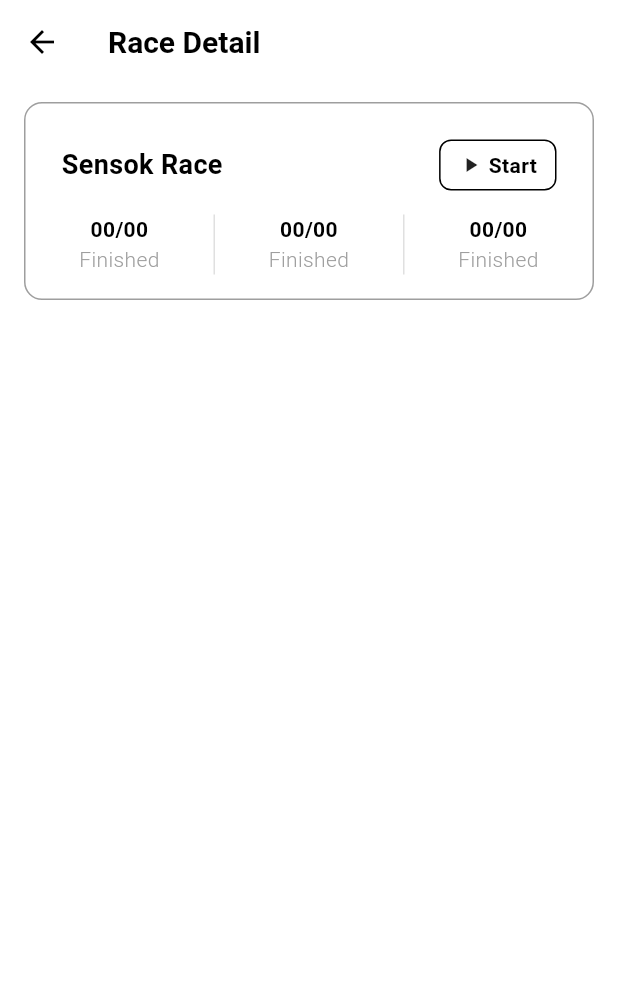
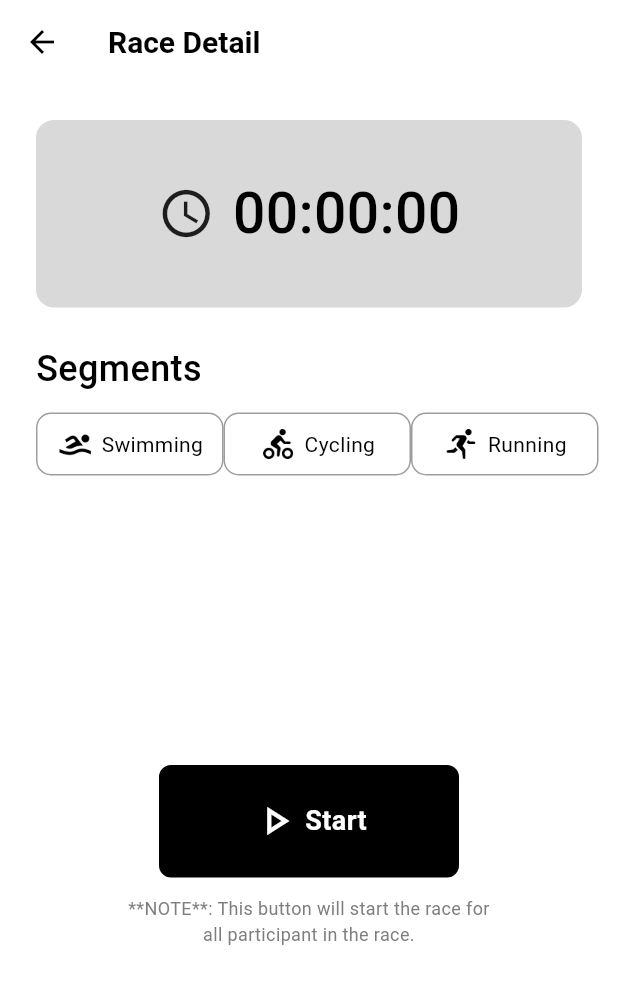
Before and after one commit to chimlimhao/Race-Tracker, a Flutter app: the RaceDetailScreen screen opened directly, on a phone screen of 412 x 824 dp. Shown: the top 984 px of the screen. Run offline on Flutter 3.47's test engine with Material 3 defaults, Android fonts, the phone set to English and light mode, and no system bars.

Commit message:
RT-003: Update the project structure and race detail screen UI.

```diff
--- a/lib/main.dart
+++ b/lib/main.dart
@@ -1,5 +1,5 @@
 import 'package:flutter/material.dart';
-import 'package:race_tracker/ui/screens/nav_container.dart';
+import 'package:race_tracker/ui/screens/widgets/nav_container.dart';
 
 void main() {
   runApp(const MyApp());
--- /dev/null
+++ b/lib/ui/screens/race-manager/race_detail_screen.dart
@@ -0,0 +1,62 @@
+import 'package:flutter/material.dart';
+import 'package:race_tracker/ui/screens/time-tracker/race_tracking_screen.dart';
+import 'package:race_tracker/ui/screens/widgets/buttons/race_button.dart';
+import 'package:race_tracker/ui/screens/widgets/cards/race_segments.dart';
+import 'package:race_tracker/ui/screens/widgets/cards/race_detail_card.dart';
+
+class RaceDetailScreen extends StatelessWidget {
+  const RaceDetailScreen({super.key});
+
+  @override
+  Widget build(BuildContext context) {
+    void onSegmentTap() {
+      Navigator.push(
+        context,
+        MaterialPageRoute(builder: (context) => RaceTrackingScreen()),
+      );
+    }
+
+    return Scaffold(
+      appBar: AppBar(title: Text('Race Detail')),
+      body: Column(
+        children: [
+          RaceDetailCard(),
+          RaceSegments(onTap: onSegmentTap),
+          Expanded(
+            child: Column(
+              mainAxisAlignment: MainAxisAlignment.center,
+              children: [
+                RaceButton(
+                  onPressed: () {
+                    Navigator.push(
+                      context,
+                      MaterialPageRoute(
+                        builder: (context) => RaceTrackingScreen(),
+                      ),
+                    );
+                  },
+                  type: ButtonType.start,
+                  bgcolor: Colors.black,
+                  textColor: Colors.white,
+                  width: 200,
+                  height: 75,
+                  fontSize: 18,
+                  iconSize: 32,
+                ),
+                SizedBox(height: 12),
+                SizedBox(
+                  width: 250,
+                  child: Text(
+                    "**NOTE**: This button will start the race for all participant in the race.",
+                    style: TextStyle(fontSize: 12, color: Color(0xFF7e7e7e)),
+                    textAlign: TextAlign.center,
+                  ),
+                ),
+              ],
+            ),
+          ),
+        ],
+      ),
+    );
+  }
+}
--- a/lib/ui/screens/race_screen.dart
+++ b/lib/ui/screens/race-manager/race_screen.dart
@@ -1,5 +1,5 @@
 import 'package:flutter/material.dart';
-import 'package:race_tracker/ui/screens/race_form_screen.dart';
+import 'package:race_tracker/ui/screens/race-manager/race_form_screen.dart';
 import 'package:race_tracker/ui/screens/widgets/buttons/race_search.dart';
 import 'package:race_tracker/ui/screens/widgets/cards/race_card.dart';
 
--- a/lib/ui/screens/race_detail_screen.dart
+++ /dev/null
@@ -1,14 +0,0 @@
-import 'package:flutter/material.dart';
-import 'package:race_tracker/ui/screens/widgets/cards/race_detail_card.dart';
-
-class RaceDetailScreen extends StatelessWidget {
-  const RaceDetailScreen({super.key});
-
-  @override
-  Widget build(BuildContext context) {
-    return Scaffold(
-      appBar: AppBar(title: Text('Race Detail')),
-      body: RaceDetailCard(),
-    );
-  }
-}
--- a/lib/ui/screens/widgets/buttons/race_button.dart
+++ b/lib/ui/screens/widgets/buttons/race_button.dart
@@ -5,8 +5,25 @@ enum ButtonType { start, stop, add }
 class RaceButton extends StatelessWidget {
   final ButtonType type;
   final VoidCallback? onPressed;
-
-  const RaceButton({super.key, this.type = ButtonType.start, this.onPressed});
+  final Color? bgcolor;
+  final Color? textColor;
+  final Color? borderColor;
+  final double? width;
+  final double? height;
+  final double? fontSize;
+  final double? iconSize;
+  const RaceButton({
+    super.key,
+    this.type = ButtonType.start,
+    this.onPressed,
+    this.bgcolor,
+    this.textColor,
+    this.borderColor,
+    this.width,
+    this.height,
+    this.fontSize,
+    this.iconSize,
+  });
 
   // Get button text based on type
   String _getButtonText() {
@@ -24,34 +41,52 @@ class RaceButton extends StatelessWidget {
   IconData _getButtonIcon() {
     switch (type) {
       case ButtonType.start:
-        return Icons.play_arrow;
+        return Icons.play_arrow_outlined;
       case ButtonType.stop:
-        return Icons.stop;
+        return Icons.stop_outlined;
       case ButtonType.add:
-        return Icons.add;
+        return Icons.add_outlined;
     }
   }
 
   @override
   Widget build(BuildContext context) {
-    return InkWell(
+    return Center(
+      child: SizedBox(
+        width: width,
+        height: height,
+        child: InkWell(
           onTap: onPressed,
           child: Container(
+            width: width,
+            height: height,
             padding: EdgeInsets.symmetric(horizontal: 12, vertical: 6),
             decoration: BoxDecoration(
-          border: Border.all(),
+              color: bgcolor ?? Colors.white,
+              border: Border.all(color: borderColor ?? Colors.black),
               borderRadius: BorderRadius.circular(8),
             ),
             child: Row(
               mainAxisSize: MainAxisSize.min,
+              mainAxisAlignment: MainAxisAlignment.center,
               children: [
-            Icon(_getButtonIcon(), size: 16),
+                Icon(
+                  _getButtonIcon(),
+                  size: iconSize ?? 16,
+                  color: textColor ?? Colors.black,
+                ),
                 SizedBox(width: 4),
                 Text(
                   _getButtonText(),
-              style: TextStyle(fontWeight: FontWeight.bold),
+                  style: TextStyle(
+                    fontWeight: FontWeight.bold,
+                    color: textColor ?? Colors.black,
+                    fontSize: fontSize ?? 16,
+                  ),
                 ),
               ],
+            ),
+          ),
         ),
       ),
     );
--- a/lib/ui/screens/widgets/buttons/race_search.dart
+++ b/lib/ui/screens/widgets/buttons/race_search.dart
@@ -22,7 +22,7 @@ class _RaceSearchState extends State<RaceSearch> {
       padding: const EdgeInsets.symmetric(horizontal: 16.0, vertical: 8.0),
       child: Container(
         decoration: BoxDecoration(
-          color: Colors.grey[300],
+          color: Colors.grey[100],
           borderRadius: BorderRadius.circular(12),
         ),
         child: TextField(
--- a/lib/ui/screens/widgets/cards/race_card.dart
+++ b/lib/ui/screens/widgets/cards/race_card.dart
@@ -1,5 +1,5 @@
 import 'package:flutter/material.dart';
-import 'package:race_tracker/ui/screens/race_detail_screen.dart';
+import 'package:race_tracker/ui/screens/race-manager/race_detail_screen.dart';
 import 'package:race_tracker/ui/utils/segment_chip.dart';
 import 'package:race_tracker/ui/utils/status_chip.dart';
 
--- a/lib/ui/screens/widgets/cards/race_detail_card.dart
+++ b/lib/ui/screens/widgets/cards/race_detail_card.dart
@@ -1,5 +1,4 @@
 import 'package:flutter/material.dart';
-import 'package:race_tracker/ui/screens/widgets/buttons/race_button.dart';
 
 class RaceDetailCard extends StatefulWidget {
   const RaceDetailCard({super.key});
@@ -12,99 +11,27 @@ class _RaceDetailCardState extends State<RaceDetailCard> {
   @override
   Widget build(BuildContext context) {
     return Container(
-      margin: EdgeInsets.symmetric(horizontal: 16, vertical: 12),
-      padding: EdgeInsets.symmetric(vertical: 16),
+      margin: EdgeInsets.all(24),
+      padding: EdgeInsets.all(16),
+      width: double.infinity,
+      height: 125,
       decoration: BoxDecoration(
-        border: Border.all(color: Colors.grey),
+        color: Color(0xFFD9D9D9),
+        border: Border.all(color: Colors.transparent),
         borderRadius: BorderRadius.circular(12),
       ),
-      width: double.infinity,
-      child: Column(
-        mainAxisSize: MainAxisSize.min,
-        children: [
-          Container(
-            margin: EdgeInsets.symmetric(horizontal: 24),
-            padding: EdgeInsets.symmetric(vertical: 8),
-            child: Row(
-              mainAxisAlignment: MainAxisAlignment.spaceBetween,
-              children: [
-                Text(
-                  'Sensok Race',
-                  style: TextStyle(fontWeight: FontWeight.bold, fontSize: 18),
-                ),
-                RaceButton(type: ButtonType.start, onPressed: () {}),
-              ],
+      child: Center(
+        child: Row(
+          mainAxisAlignment: MainAxisAlignment.center,
+          children: [
+            Icon(Icons.access_time_outlined, size: 38),
+            SizedBox(width: 12),
+            Text(
+              '00:00:00',
+              style: TextStyle(fontSize: 38, fontWeight: FontWeight.w500),
             ),
-          ),
-          SizedBox(height: 8),
-          Row(
-            mainAxisAlignment: MainAxisAlignment.spaceEvenly,
-            children: [
-              Expanded(
-                child: Column(
-                  mainAxisSize: MainAxisSize.min,
-                  children: [
-                    Text(
-                      '00/00',
-                      style: TextStyle(fontWeight: FontWeight.bold),
-                      textAlign: TextAlign.center,
-                    ),
-                    Text(
-                      'Finished',
-                      style: TextStyle(
-                        fontWeight: FontWeight.w300,
-                        color: Colors.grey,
-                      ),
-                      textAlign: TextAlign.center,
-                    ),
-                  ],
-                ),
-              ),
-              Container(height: 40, width: 1, color: Colors.grey[300]),
-              Expanded(
-                child: Column(
-                  mainAxisSize: MainAxisSize.min,
-                  children: [
-                    Text(
-                      '00/00',
-                      style: TextStyle(fontWeight: FontWeight.bold),
-                      textAlign: TextAlign.center,
-                    ),
-                    Text(
-                      'Finished',
-                      style: TextStyle(
-                        fontWeight: FontWeight.w300,
-                        color: Colors.grey,
-                      ),
-                      textAlign: TextAlign.center,
-                    ),
-                  ],
-                ),
-              ),
-              Container(height: 40, width: 1, color: Colors.grey[300]),
-              Expanded(
-                child: Column(
-                  mainAxisSize: MainAxisSize.min,
-                  children: [
-                    Text(
-                      '00/00',
-                      style: TextStyle(fontWeight: FontWeight.bold),
-                      textAlign: TextAlign.center,
-                    ),
-                    Text(
-                      'Finished',
-                      style: TextStyle(
-                        fontWeight: FontWeight.w300,
-                        color: Colors.grey,
-                      ),
-                      textAlign: TextAlign.center,
-                    ),
-                  ],
-                ),
-              ),
-            ],
-          ),
-        ],
+          ],
+        ),
       ),
     );
   }
--- /dev/null
+++ b/lib/ui/screens/widgets/cards/race_segments.dart
@@ -0,0 +1,104 @@
+import 'package:flutter/material.dart';
+
+class RaceSegments extends StatefulWidget {
+  final Function() onTap;
+  const RaceSegments({super.key, required this.onTap});
+
+  @override
+  State<RaceSegments> createState() => _RaceSegmentsState();
+}
+
+class _RaceSegmentsState extends State<RaceSegments> {
+  @override
+  Widget build(BuildContext context) {
+    return Container(
+      margin: EdgeInsets.symmetric(horizontal: 24),
+      width: double.infinity,
+      child: Column(
+        // mainAxisAlignment: MainAxisAlignment.start,
+        crossAxisAlignment: CrossAxisAlignment.start,
+        children: [
+          Text(
+            'Segments',
+            style: TextStyle(fontSize: 24, fontWeight: FontWeight.w500),
+          ),
+          SizedBox(height: 12),
+          Row(
+            mainAxisAlignment: MainAxisAlignment.spaceBetween,
+            children: [
+              InkWell(
+                onTap: widget.onTap,
+                child: Container(
+                  padding: EdgeInsets.symmetric(horizontal: 10, vertical: 7.5),
+                  decoration: BoxDecoration(
+                    border: Border.all(color: Colors.grey),
+                    borderRadius: BorderRadius.circular(10),
+                  ),
+                  width: 125,
+                  child: Row(
+                    mainAxisAlignment: MainAxisAlignment.center,
+                    children: [
+                      Image.asset(
+                        'assets/icons/swimming.png',
+                        height: 25,
+                        width: 25,
+                      ),
+                      SizedBox(width: 5),
+                      Text('Swimming'),
+                    ],
+                  ),
+                ),
+              ),
+              InkWell(
+                onTap: widget.onTap,
+                child: Container(
+                  padding: EdgeInsets.symmetric(horizontal: 10, vertical: 7.5),
+                  decoration: BoxDecoration(
+                    border: Border.all(color: Colors.grey),
+                    borderRadius: BorderRadius.circular(10),
+                  ),
+                  width: 125,
+                  child: Row(
+                    mainAxisAlignment: MainAxisAlignment.center,
+                    children: [
+                      Image.asset(
+                        'assets/icons/cycling.png',
+                        height: 25,
+                        width: 25,
+                      ),
+                      SizedBox(width: 5),
+                      Text('Cycling'),
+                    ],
+                  ),
+                ),
+              ),
+              InkWell(
+                onTap: widget.onTap,
+                child: Container(
+                  padding: EdgeInsets.symmetric(horizontal: 10, vertical: 7.5),
+                  decoration: BoxDecoration(
+                    border: Border.all(color: Colors.grey),
+                    borderRadius: BorderRadius.circular(10),
+                  ),
+                  width: 125,
+                  child: Row(
+                    mainAxisAlignment: MainAxisAlignment.center,
+                    children: [
+                      Image.asset(
+                        'assets/icons/running.png',
+                        height: 25,
+                        width: 25,
+                      ),
+                      SizedBox(width: 5),
+                      Text('Running'),
+                    ],
+                  ),
+                ),
+              ),
+            ],
+          ),
+        ],
+      ),
+    );
+  }
+}
--- a/pubspec.yaml
+++ b/pubspec.yaml
@@ -58,9 +58,8 @@ flutter:
   uses-material-design: true
 
   # To add assets to your application, add an assets section, like this:
-  # assets:
-  #   - images/a_dot_burr.jpeg
-  #   - images/a_dot_ham.jpeg
+  assets:
+    - assets/icons/
 
   # An image asset can refer to one or more resolution-specific "variants", see
   # https://flutter.dev/to/resolution-aware-images
```
Also changed, not shown: lib/ui/screens/widgets/nav_container.dart (renamed from lib/ui/screens/nav_container.dart, +4 -4 lines), assets/icons/cycling.png (added), assets/icons/running.png (added), assets/icons/swimming.png (added), lib/ui/screens/race-manager/home_screen.dart (renamed from lib/ui/screens/home_screen.dart), lib/ui/screens/race-manager/participant_screen.dart (renamed from lib/ui/screens/participant_screen.dart), lib/ui/screens/race-manager/race_form_screen.dart (renamed from lib/ui/screens/race_form_screen.dart), lib/ui/screens/race-manager/result_screen.dart (renamed from lib/ui/screens/result_screen.dart), 1 other file. Lines whose indentation alone changed are shown as unchanged.
